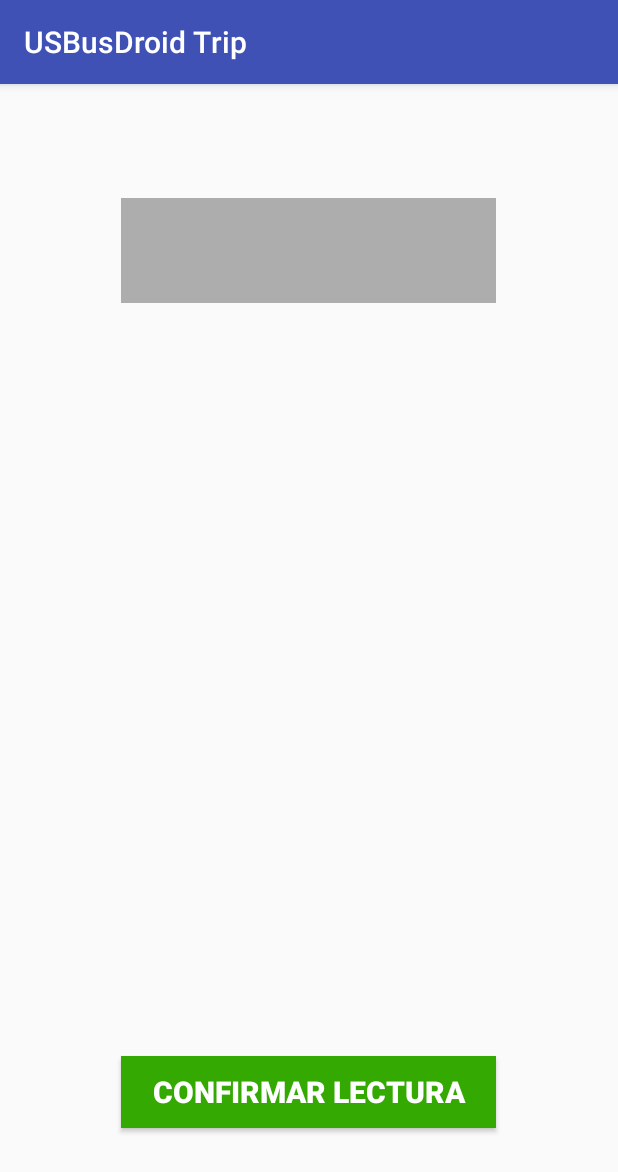
After one commit to jpmartinez/USBusDroidTrip, an Android app: the SetOdometerActivity screen opened directly, with no data from a screen before it, on a phone screen of 412 x 824 dp. The commit adds this screen. Shown: the top 1172 px of the screen. Run offline under Robolectric (Android 15) with nearby library versions, the phone set to English and light mode, and no system bars.

Commit message:
Trip options done

```diff
--- a/app/src/main/AndroidManifest.xml
+++ b/app/src/main/AndroidManifest.xml
@@ -31,7 +31,9 @@
         <activity android:name=".Activities.Tickets.ScanTicket.ScanTicketActivity" />
         <activity android:name=".Activities.Tickets.ScanTicket.STShowDetailsActivity" />
         <activity android:name=".Activities.Trip.StartTrip.StartTripActivity" />
-        <activity android:name=".Activities.Trip.StartTrip.STResultActivity"></activity>
+        <activity android:name=".Activities.Trip.StartTrip.STResultActivity" />
+        <activity android:name=".Activities.Trip.CloseTrip.CTConfirmationActivity" />
+        <activity android:name=".Activities.Trip.Odometer.SetOdometerActivity"></activity>
     </application>
 
 </manifest>
--- /dev/null
+++ b/app/src/main/java/tecnoinf/proyecto/grupo4/usbusdroid3/usbusdroidtrip/Activities/Trip/Odometer/SetOdometerActivity.java
@@ -0,0 +1,95 @@
+package tecnoinf.proyecto.grupo4.usbusdroid3.usbusdroidtrip.Activities.Trip.Odometer;
+
+import android.content.Context;
+import android.content.Intent;
+import android.content.SharedPreferences;
+import android.os.AsyncTask;
+import android.support.v7.app.AppCompatActivity;
+import android.os.Bundle;
+import android.view.View;
+import android.widget.Button;
+import android.widget.EditText;
+import android.widget.Toast;
+
+import org.json.JSONException;
+import org.json.JSONObject;
+
+import java.util.concurrent.ExecutionException;
+
+import tecnoinf.proyecto.grupo4.usbusdroid3.usbusdroidtrip.Activities.MainActivity;
+import tecnoinf.proyecto.grupo4.usbusdroid3.usbusdroidtrip.Activities.Trip.TripOptionsActivity;
+import tecnoinf.proyecto.grupo4.usbusdroid3.usbusdroidtrip.Helpers.RestCallAsync;
+import tecnoinf.proyecto.grupo4.usbusdroid3.usbusdroidtrip.R;
+
+public class SetOdometerActivity extends AppCompatActivity {
+
+    private Boolean odometerSet;
+    private String busId;
+    private SharedPreferences.Editor editor;
+    private String odometerREST;
+
+    @Override
+    protected void onCreate(Bundle savedInstanceState) {
+        super.onCreate(savedInstanceState);
+        setContentView(R.layout.activity_set_odometer);
+
+        final SharedPreferences sharedPreferences = getSharedPreferences("USBusData", Context.MODE_PRIVATE);
+        editor = sharedPreferences.edit();
+        odometerSet = sharedPreferences.getBoolean("odometerSet", false);
+        busId = sharedPreferences.getString("busId", "");
+
+        if(odometerSet) {
+            Toast.makeText(getApplicationContext(), R.string.odometer_already_set, Toast.LENGTH_LONG).show();
+        }
+
+        final EditText odometerET = (EditText) findViewById(R.id.odometerET);
+        final Button odometerBtn = (Button) findViewById(R.id.odometerConfirmBtn);
+
+        assert odometerET != null;
+        assert odometerBtn != null;
+
+//        odometerET.enable
+        odometerET.setFocusableInTouchMode(true);
+
+        odometerBtn.setOnClickListener(new View.OnClickListener() {
+            @Override
+            public void onClick(View v) {
+                if(odometerET.getText().toString().isEmpty()) {
+                    Toast.makeText(getApplicationContext(), R.string.MustInputOdometerReading, Toast.LENGTH_LONG).show();
+                } else {
+                    if (!busId.isEmpty()) {
+                        try {
+                            odometerREST = getString(R.string.URLupdateBus,
+                                    getString(R.string.URL_REST_API),
+                                    getString(R.string.tenantId),
+                                    busId);
+
+                            Double odometerReading = Double.parseDouble(odometerET.getText().toString());
+                            JSONObject postData = new JSONObject();
+                            postData.put("kms", odometerReading);
+
+                            AsyncTask<Void, Void, JSONObject> journeyResult = new RestCallAsync(getApplicationContext(), odometerREST, "PATCH", postData).execute();
+                            JSONObject restData = journeyResult.get();
+                            JSONObject busJSON = new JSONObject(restData.getString("data"));
+
+                            if (busJSON.getDouble("kms") == odometerReading) {
+                                Toast.makeText(getApplicationContext(), R.string.odometerReadingSaved, Toast.LENGTH_LONG).show();
+                            }
+
+                            editor.putBoolean("odometerSet", true);
+                            editor.apply();
+
+                            Intent mainIntent = new Intent(getBaseContext(), TripOptionsActivity.class);
+                            startActivity(mainIntent);
+
+                        } catch (JSONException | ExecutionException | InterruptedException e) {
+                            e.printStackTrace();
+                        }
+                    } else {
+                        //TODO: Error getting busId from sharedPreferences
+                    }
+                }
+            }
+        });
+    }
+}
--- a/app/src/main/java/tecnoinf/proyecto/grupo4/usbusdroid3/usbusdroidtrip/Activities/Trip/StartTrip/STResultActivity.java
+++ b/app/src/main/java/tecnoinf/proyecto/grupo4/usbusdroid3/usbusdroidtrip/Activities/Trip/StartTrip/STResultActivity.java
@@ -49,6 +49,8 @@ public class STResultActivity extends AppCompatActivity {
                 message.setText("Viaje iniciado correctamente");
                 mainActivity.putExtra("journey", journey.toString());
                 editor.putString("onCourseJourney", journey.get("id").toString());
+                editor.putBoolean("odometerSet", false);
+                editor.putString("busId", journey.getJSONObject("bus").getString("id"));
                 editor.apply();
                 success = true;
             } else {
--- /dev/null
+++ b/app/src/main/res/layout/activity_set_odometer.xml
@@ -0,0 +1,48 @@
+<?xml version="1.0" encoding="utf-8"?>
+<RelativeLayout xmlns:android="http://schemas.android.com/apk/res/android"
+    xmlns:tools="http://schemas.android.com/tools"
+    android:layout_width="match_parent"
+    android:layout_height="match_parent"
+    android:paddingBottom="@dimen/activity_vertical_margin"
+    android:paddingLeft="@dimen/activity_horizontal_margin"
+    android:paddingRight="@dimen/activity_horizontal_margin"
+    android:paddingTop="@dimen/activity_vertical_margin"
+    tools:context="tecnoinf.proyecto.grupo4.usbusdroid3.usbusdroidtrip.Activities.Trip.Odometer.SetOdometerActivity">
+
+    <EditText
+        android:layout_width="250dp"
+        android:layout_height="70dp"
+        android:inputType="numberDecimal"
+        android:ems="10"
+        android:id="@+id/odometerET"
+        android:layout_alignParentTop="true"
+        android:layout_centerHorizontal="true"
+        android:layout_marginTop="60dp"
+        android:enabled="true"
+        android:singleLine="true"
+        android:textColor="#131a44"
+        android:textSize="40sp"
+        android:textStyle="bold"
+        android:background="#adadad"
+        android:textAlignment="center"
+        android:editable="true"
+        android:autoText="false"
+        android:clickable="true"
+        android:elegantTextHeight="true"
+        android:focusable="true"
+        android:focusableInTouchMode="true" />
+
+    <Button
+        android:layout_width="250dp"
+        android:layout_height="wrap_content"
+        android:text="@string/odometer_set_reading_Button"
+        android:id="@+id/odometerConfirmBtn"
+        android:layout_alignParentBottom="true"
+        android:layout_centerHorizontal="true"
+        android:layout_marginBottom="56dp"
+        android:background="#34a902"
+        android:textColor="#ffffff"
+        android:textSize="20sp"
+        android:textStyle="bold"
+        />
+</RelativeLayout>
--- a/app/src/main/res/values/strings.xml
+++ b/app/src/main/res/values/strings.xml
@@ -23,6 +23,7 @@
     <string name="URLjourneysFromTo"><![CDATA[%1$s/%2$s/journey/get/jbyDateOriginAndDestination?date=%3$s&origin=%4$s&destination=%5$s]]></string>
     <string name="URLjourneys"><![CDATA[%1$s/%2$s/journey?query=%3$s&date=%4$s&status=%5$s&offset=0&limit=999]]></string>
     <string name="URLupdateJourney"><![CDATA[%1$s/%2$s/journey/%3$s]]></string>
+    <string name="URLupdateBus"><![CDATA[%1$s/%2$s/bus/%3$s]]></string>
     <string name="URLServicesFromTo"><![CDATA[%1$s/%2$s/service/get/dowfromto?dow=%3$s&origin=%4$s&destination=%5$s&offset=0&limit=999]]></string>
     <string name="URLallBusStops"><![CDATA[%1$s/%2$s/busstop?&offset=0&limit=999]]></string>
     <string name="URLallBusStopsFrom"><![CDATA[%1$s/%2$s/busstop?origin=%3$s&offset=0&limit=999]]></string>
@@ -37,4 +38,10 @@
     <string name="used_canceled_ticket">El ticket ya fue utilizado</string>
     <string name="no_open_trip">No hay ningún viaje abierto</string>
     <string name="journey_already_open">Ya hay un viaje abierto</string>
+    <string name="odometer_not_set">Primero debe cargar datos del odómetro</string>
+    <string name="odometer_already_set">Ya ha cargado datos del odómetro</string>
+    <string name="MustInputOdometerReading">Primero debe ingresar la lectura</string>
+    <string name="odometerReadingSaved">Datos guardados correctamente</string>
+    <string name="odometer_set_reading_Button">Confirmar Lectura</string>
+    <string name="end_trip_confirmation_message"><![CDATA[¿Confirma que desea finalizar el viaje?]]></string>
 </resources>
```
Also changed, not shown: app/src/main/java/tecnoinf/proyecto/grupo4/usbusdroid3/usbusdroidtrip/Activities/Trip/CloseTrip/CTConfirmationActivity.java (added, +71 -0 lines), app/src/main/java/tecnoinf/proyecto/grupo4/usbusdroid3/usbusdroidtrip/Activities/Trip/StartTrip/StartTripActivity.java (+7 -4 lines), app/src/main/java/tecnoinf/proyecto/grupo4/usbusdroid3/usbusdroidtrip/Activities/Trip/TripOptionsActivity.java (+13 -17 lines), app/src/main/res/layout/activity_ctconfirmation.xml (added, +36 -0 lines).
